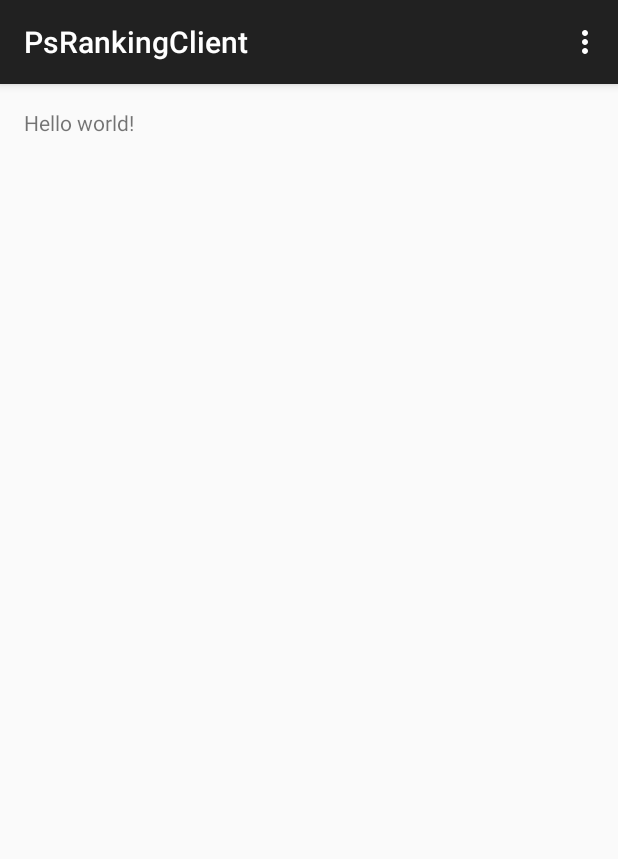
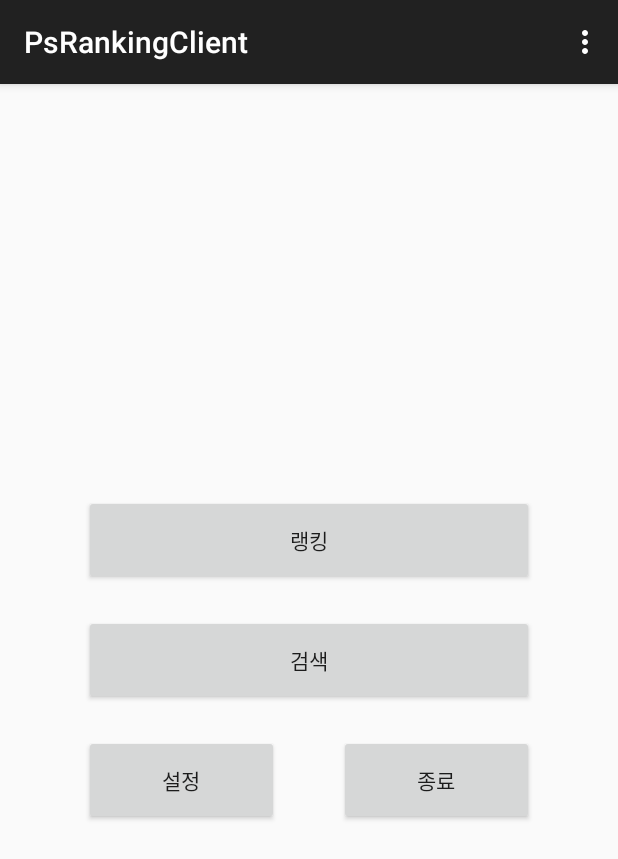
Before and after one commit to NakedM/CTP-PS-Ranking, an Android app: the screen it shows after launch (MainActivity), on a phone screen of 412 x 824 dp. Shown: the top 859 px of the screen. Run offline under Robolectric (Android 15) with nearby library versions, the phone set to English and light mode, and no system bars.

Commit message:
메인 액티비티 수정
버튼을 이용한 액티비티 이동

```diff
--- a/PsRankingClient/app/build.gradle
+++ b/PsRankingClient/app/build.gradle
@@ -20,6 +20,6 @@ android {
 }
 
 dependencies {
-    compile fileTree(dir: 'libs', include: ['*.jar'])
-    compile 'com.android.support:appcompat-v7:22.0.0'
+    compile 'com.android.support:appcompat-v7:21.0.3'
+    compile fileTree(include: ['*.jar'], dir: 'libs')
 }
--- a/PsRankingClient/app/src/main/res/layout/activity_main.xml
+++ b/PsRankingClient/app/src/main/res/layout/activity_main.xml
@@ -1,11 +1,47 @@
-<RelativeLayout xmlns:android="http://schemas.android.com/apk/res/android"
+<LinearLayout xmlns:android="http://schemas.android.com/apk/res/android"
     xmlns:tools="http://schemas.android.com/tools" android:layout_width="match_parent"
     android:layout_height="match_parent" android:paddingLeft="@dimen/activity_horizontal_margin"
-    android:paddingRight="@dimen/activity_horizontal_margin"
-    android:paddingTop="@dimen/activity_vertical_margin"
+    android:paddingRight="@dimen/activity_horizontal_margin" android:orientation = "vertical"
+    android:paddingTop="@dimen/activity_vertical_margin"    android:gravity = "center"
+
     android:paddingBottom="@dimen/activity_vertical_margin" tools:context=".MainActivity">
 
-    <TextView android:text="@string/hello_world" android:layout_width="wrap_content"
-        android:layout_height="wrap_content" />
 
-</RelativeLayout>
+    <Button
+        android:id = "@+id/btn_moveToRankingActivity"
+        android:onClick = "onClick"
+        android:layout_width="300dp"
+        android:layout_height="60dp"
+        android:layout_marginTop="10dp"
+        android:layout_marginBottom="10dp"
+        android:text = "랭킹"/>
+
+    <Button
+        android:id = "@+id/btn_moveToSearchProblemActivity"
+        android:onClick = "onClick"
+        android:layout_width="300dp"
+        android:layout_height="60dp"
+        android:layout_marginTop="10dp"
+        android:layout_marginBottom="10dp"
+        android:text = "검색"/>
+    <LinearLayout
+        android:layout_width="300dp"
+        android:layout_height="60dp"
+        android:layout_marginTop="10dp"
+        android:layout_marginBottom="10dp">
+        <Button
+            android:id = "@+id/btn_moveToSettingActivity"
+            android:onClick="onClick"
+            android:layout_width="130dp"
+            android:layout_height="60dp"
+            android:layout_marginRight="20dp"
+            android:text = "설정"/>
+        <Button
+            android:id = "@+id/btn_exit"
+            android:onClick="onClick"
+            android:layout_width="130dp"
+            android:layout_height="60dp"
+            android:layout_marginLeft="20dp"
+            android:text="종료"/>
+        </LinearLayout>
+</LinearLayout>
```
Also changed, not shown: PsRankingClient/app/src/main/java/com/project/ctp/psrankingclient/MainActivity.java (+24 -2 lines), 2 other files.
